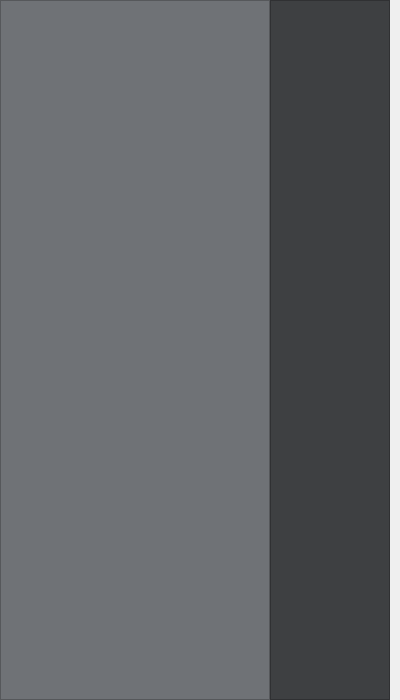
Above: imagewindow.ui from TheoFRASSI/GaleriePhotoIHM before the change. Below: the same form after it.
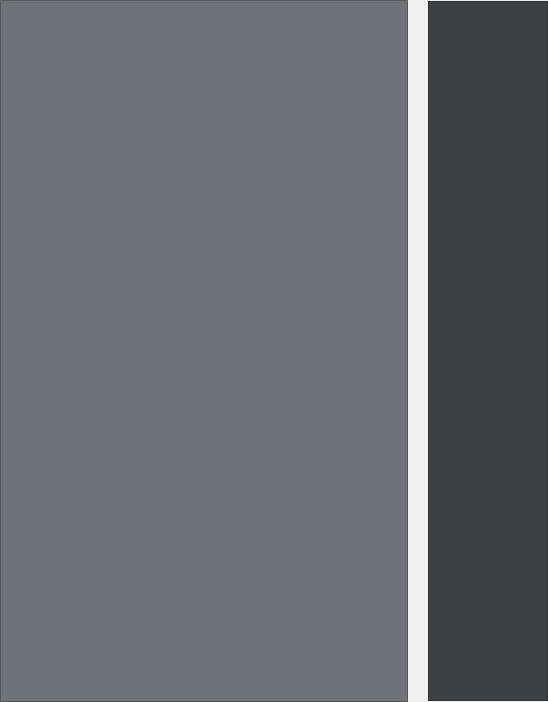
That is the form after the change.

Patch:
```diff
--- a/imagewindow.ui
+++ b/imagewindow.ui
@@ -6,8 +6,8 @@
    <rect>
     <x>0</x>
     <y>0</y>
-    <width>400</width>
-    <height>300</height>
+    <width>548</width>
+    <height>702</height>
    </rect>
   </property>
   <property name="windowTitle">
@@ -548,8 +548,8 @@
             <rect>
              <x>0</x>
              <y>0</y>
-             <width>265</width>
-             <height>274</height>
+             <width>403</width>
+             <height>676</height>
             </rect>
            </property>
            <layout class="QHBoxLayout" name="horizontalLayout">
@@ -581,13 +581,13 @@
       <number>0</number>
      </property>
      <property name="leftMargin">
-      <number>0</number>
+      <number>20</number>
      </property>
      <property name="topMargin">
       <number>0</number>
      </property>
      <property name="rightMargin">
-      <number>10</number>
+      <number>0</number>
      </property>
      <property name="bottomMargin">
       <number>0</number>
@@ -1092,9 +1092,35 @@
         <item>
          <layout class="QVBoxLayout" name="layoutBoutonDate"/>
         </item>
+        <item>
+         <spacer name="verticalSpacer_4">
+          <property name="orientation">
+           <enum>Qt::Vertical</enum>
+          </property>
+          <property name="sizeHint" stdset="0">
+           <size>
+            <width>20</width>
+            <height>40</height>
+           </size>
+          </property>
+         </spacer>
+        </item>
         <item>
          <layout class="QVBoxLayout" name="layoutBoutonColor"/>
         </item>
+        <item>
+         <spacer name="verticalSpacer_3">
+          <property name="orientation">
+           <enum>Qt::Vertical</enum>
+          </property>
+          <property name="sizeHint" stdset="0">
+           <size>
+            <width>20</width>
+            <height>40</height>
+           </size>
+          </property>
+         </spacer>
+        </item>
         <item>
          <layout class="QVBoxLayout" name="layoutBoutonFeel"/>
         </item>
```
